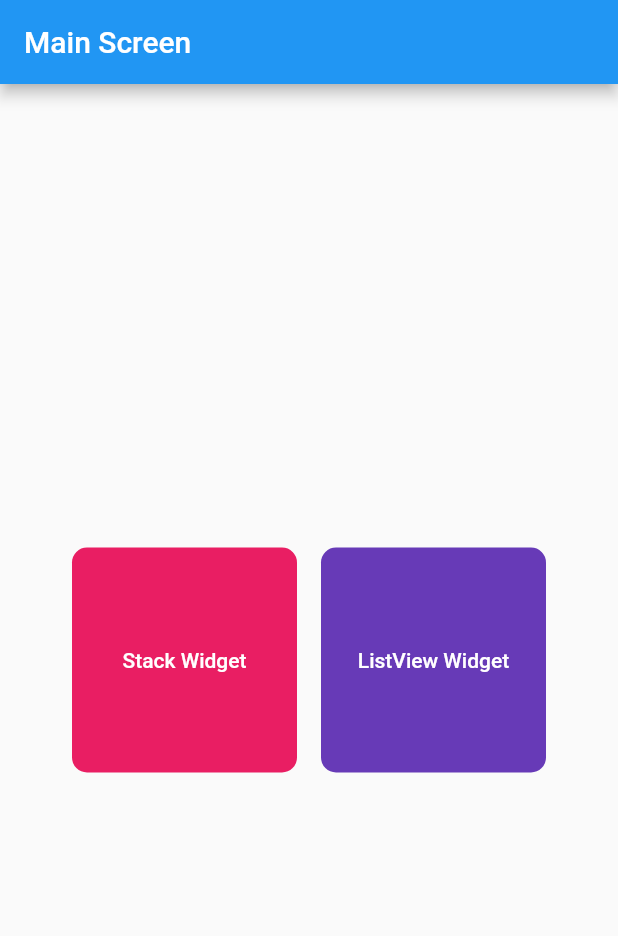
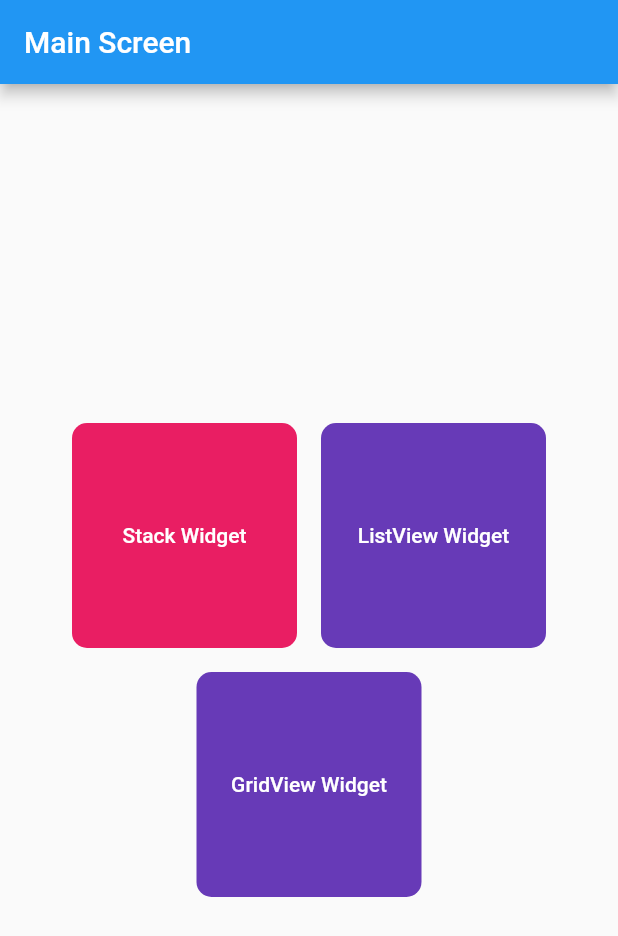
Before and after one commit to PhanithNoch/learning_app, a Flutter app: the screen it shows after launch, on a phone screen of 412 x 824 dp. Shown: the top 936 px of the screen. Run offline on Flutter 3.47's test engine with Material 2 defaults, Android fonts, the phone set to English and light mode, and no system bars; our stand-ins replace flutter_slidable, font_awesome_flutter, get_storage, hive; accounts and stored records are empty.

Commit message:
added gridview

```diff
--- a/lib/screens/list_view_widget_screen.dart
+++ b/lib/screens/list_view_widget_screen.dart
@@ -65,10 +65,10 @@ class _ListViewWidgetScreenState extends State<ListViewWidgetScreen> {
                             child: Text(
                               lstOrders.length.toString(),
                               style: const TextStyle(
-                                    color: Colors.deepOrangeAccent,
-                                    fontSize: 20),
+                                  color: Colors.deepOrangeAccent, fontSize: 20),
                             ),
-                            )),
+                          ),
+                        ),
                       ],
                     ),
                   )
--- a/lib/screens/main_screen.dart
+++ b/lib/screens/main_screen.dart
@@ -1,6 +1,8 @@
 import 'package:flutter/material.dart';
 import 'package:learning_app/screens/home_screen.dart';
 import 'package:learning_app/screens/list_view_widget_screen.dart';
+
+import 'gridview_widget_screen.dart';
 
 class MainScreen extends StatelessWidget {
   const MainScreen({Key? key}) : super(key: key);
@@ -61,6 +63,33 @@ class MainScreen extends StatelessWidget {
               ),
             ],
           ),
+          Row(
+            mainAxisAlignment: MainAxisAlignment.center,
+            children: [
+              TextButton(
+                onPressed: () {
+                  Navigator.push(
+                      context,
+                      MaterialPageRoute(
+                        builder: (context) => GridViewWidgetScreen(),
+                      ));
+                },
+                child: Container(
+                  alignment: Alignment.center,
+                  height: 150,
+                  width: 150,
+                  decoration: BoxDecoration(
+                    color: Colors.deepPurple,
+                    borderRadius: BorderRadius.circular(10),
+                  ),
+                  child: const Text(
+                    'GridView Widget',
+                    style: TextStyle(color: Colors.white),
+                  ),
+                ),
+              ),
+            ],
+          ),
         ],
       ),
     );
--- a/pubspec.yaml
+++ b/pubspec.yaml
@@ -65,6 +65,7 @@ flutter:
   # To add assets to your application, add an assets section, like this:
   assets:
     - assets/icons/
+    - assets/images/
   #   - images/a_dot_ham.jpeg
 
   # An image asset can refer to one or more resolution-specific "variants", see
```
Also changed, not shown: lib/screens/gridview_widget_screen.dart (added, +86 -0 lines), assets/images/1.png (added), assets/images/2.jpeg (added), assets/images/education.png (added), assets/images/pngtree-man-and-female-online-shopping-concept-illustration-png-image_2179072.jpeg (added), pubspec.lock (deleted), 2 other files. Lines whose indentation alone changed are shown as unchanged.
